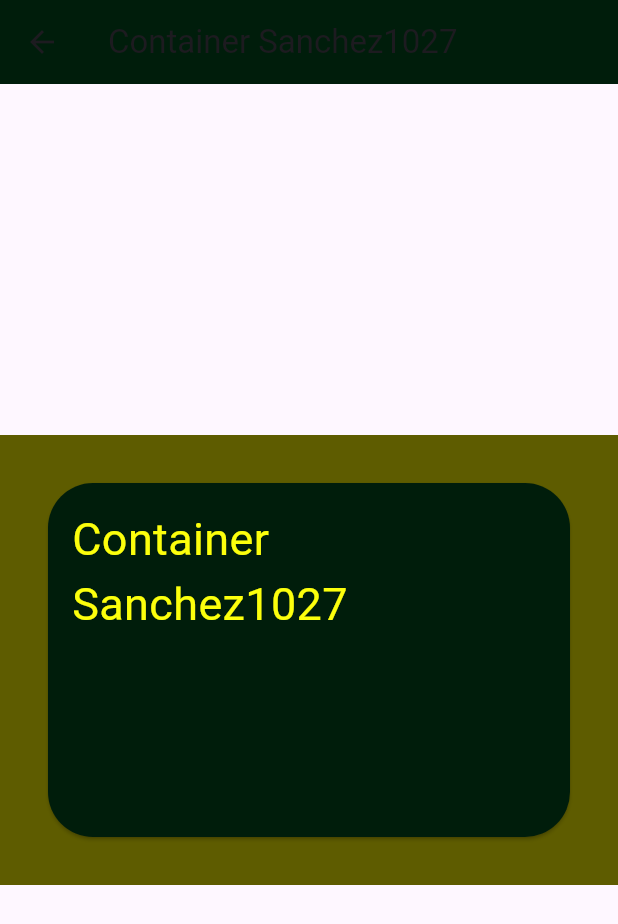
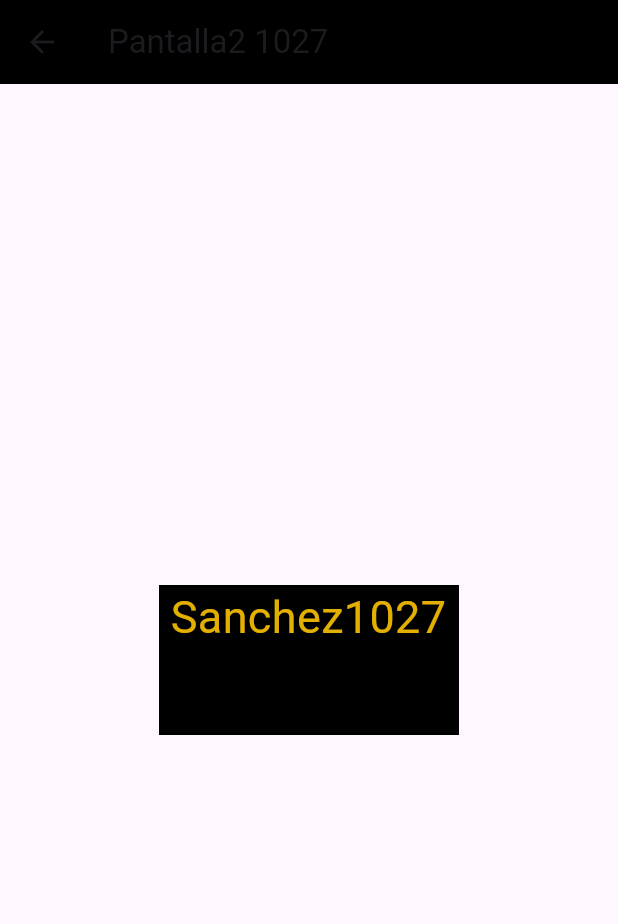
Before and after one commit to SanchezB128/p15_rutav2_1027, a Flutter app: the screen it shows after launch, after a tap on "Mover a la pantalla 2", on a phone screen of 412 x 824 dp. Shown: the top 924 px of the screen. Run offline on Flutter 3.47's test engine with Material 3 defaults, Android fonts, the phone set to English and light mode, and no system bars.

Commit message:
Actializado v2

```diff
--- a/lib/main.dart
+++ b/lib/main.dart
@@ -1,4 +1,5 @@
 import 'package:flutter/material.dart';
+import 'package:sanchez1027/pantalla3_1027.dart';
 import 'package:sanchez1027/pantalla2_1027.dart';
 import 'package:sanchez1027/pantalla1_1027.dart';
 import 'package:sanchez1027/pantallainicial_1027.dart';
@@ -17,6 +18,7 @@ class MiApp1027 extends StatelessWidget {
         "/": (context) => PantallaInicial_1027(),
         "/Pantalla1_1027": (context) => const Pantalla1_1027(),
         "/Pantalla2_1027": (context) => const Pantalla2_1027(),
+        "/Pantalla3_1027": (context) => const Pantalla3_1027(),
       }, //fun rutas
     );
   } //fin widget
--- a/lib/pantalla2_1027.dart
+++ b/lib/pantalla2_1027.dart
@@ -8,26 +8,21 @@ class Pantalla2_1027 extends StatelessWidget {
   Widget build(BuildContext context) {
     return Scaffold(
       appBar: AppBar(
-        title: Text("Container Sanchez1027"),
-        backgroundColor: Color(0xff001d0b),
+        title: Text("Pantalla2 1027"),
+        backgroundColor: Color(0xff000000),
       ),
       body: Center(
         child: Container(
-          color: Color(0xff5e5c00),
-          width: double.infinity,
-          height: 300,
-          child: Card(
-            shape:
-                RoundedRectangleBorder(borderRadius: BorderRadius.circular(30)),
-            color: Color(0xff001d0b),
-            margin: EdgeInsets.all(32),
-            child: Padding(
-              padding: EdgeInsets.all(16),
-              child: Text(
-                'Container Sanchez1027',
-                style: TextStyle(fontSize: 30, color: Color(0xfffcff0c)),
-              ),
-            ),
+          color: Color(0xff000000),
+          constraints: BoxConstraints(
+            minHeight: 100,
+            minWidth: 200,
+            maxHeight: 300,
+            maxWidth: 300,
+          ),
+          child: Text(
+            ' Sanchez1027',
+            style: TextStyle(fontSize: 30, color: Color(0xe4ffc500)),
           ),
         ),
       ),
--- a/lib/pantallainicial_1027.dart
+++ b/lib/pantallainicial_1027.dart
@@ -8,8 +8,8 @@ class PantallaInicial_1027 extends StatelessWidget {
   Widget build(BuildContext context) {
     return Scaffold(
       appBar: AppBar(
-        title: Text("Card Container 1027"),
-        backgroundColor: Colors.black,
+        title: Text("Pantalla inicial 1027"),
+        backgroundColor: Color(0xff1f1b1b),
       ),
       body: Center(
         child: Column(
@@ -20,12 +20,24 @@ class PantallaInicial_1027 extends StatelessWidget {
                 Navigator.pushNamed(context, "/Pantalla1_1027");
               },
               child: Text("Mover a la pantalla 1"),
+              style:
+                  ElevatedButton.styleFrom(backgroundColor: Color(0x9300b27c)),
             ),
             ElevatedButton(
               onPressed: () {
                 Navigator.pushNamed(context, "/Pantalla2_1027");
               },
               child: Text("Mover a la pantalla 2"),
+              style:
+                  ElevatedButton.styleFrom(backgroundColor: Color(0xff000000)),
+            ),
+            ElevatedButton(
+              onPressed: () {
+                Navigator.pushNamed(context, "/Pantalla3_1027");
+              },
+              child: Text("Mover a la pantalla 3"),
+              style:
+                  ElevatedButton.styleFrom(backgroundColor: Color(0xff0051ff)),
             )
           ], //fin niños widget
         ),
```
Also changed, not shown: lib/pantalla1_1027.dart (+17 -17 lines), lib/pantalla3_1027.dart (added, +32 -0 lines).
